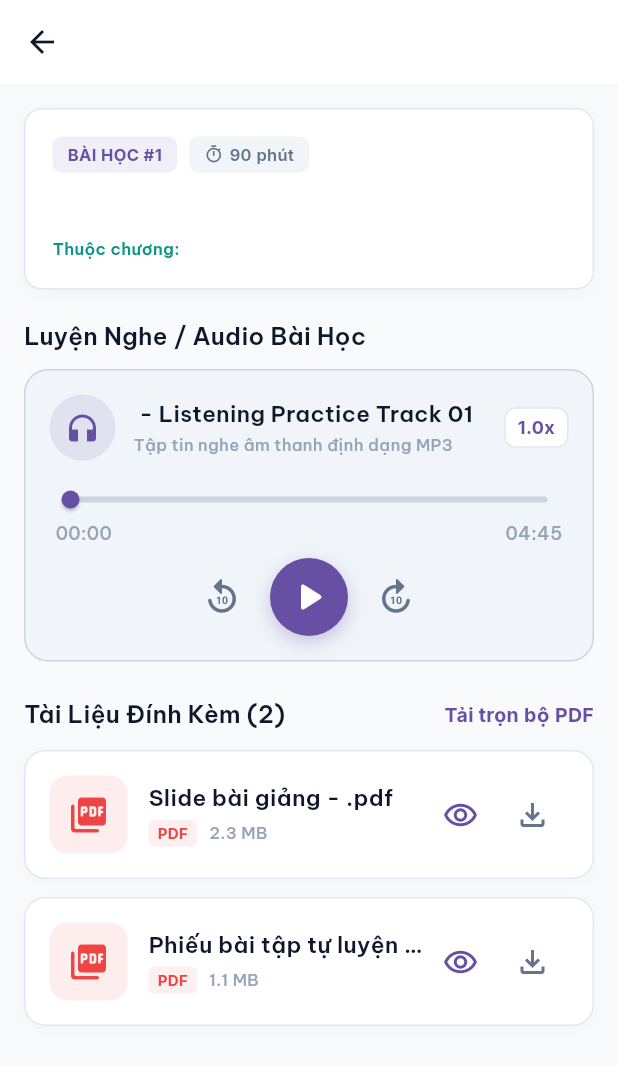
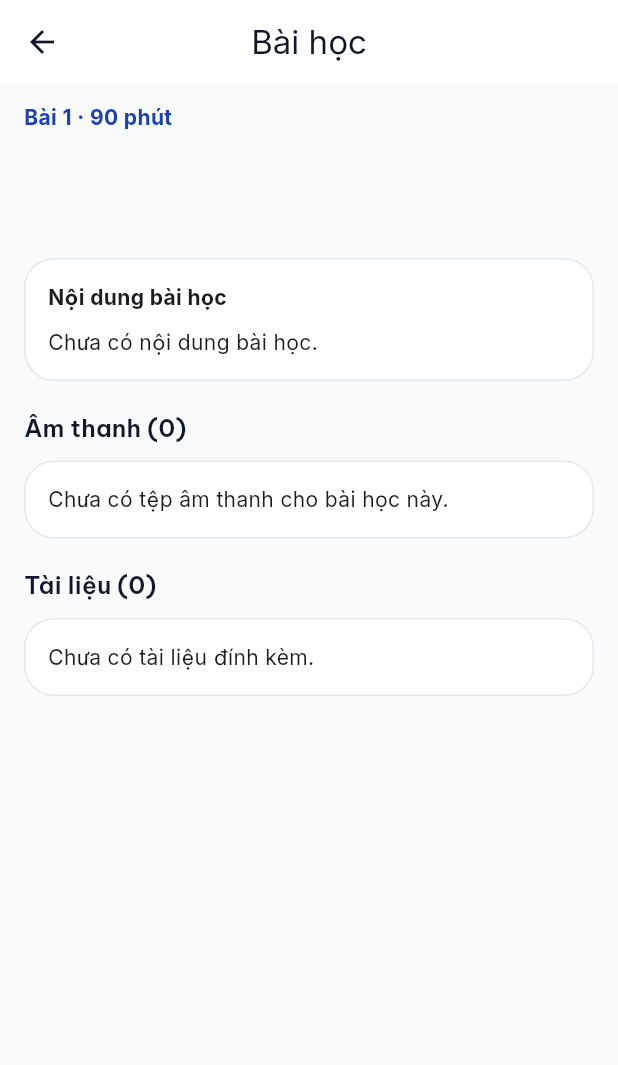
Before and after one commit to hung21102005/lms_trung_tam_ngoai_ngu, a Flutter app: the LessonDetailScreen screen opened directly with empty values, on a phone screen of 412 x 824 dp. Shown: the top 1065 px of the screen. Run offline on Flutter 3.47's test engine with Material 3 defaults, Android fonts, the phone set to English and light mode, and no system bars; our stand-ins replace audioplayers, dio, equatable, file_picker, firebase_core, fl_chart and 7 more; missing offline and left inert: record; accounts and stored records are empty; network calls fail.

Commit message:
feat(adaptive): add mobile lesson detail

```diff
--- a/lib/features/courses/presentation/screens/lesson_detail_screen.dart
+++ b/lib/features/courses/presentation/screens/lesson_detail_screen.dart
@@ -1,7 +1,10 @@
 import 'package:flutter/material.dart';
+
+import '../../../../core/adaptive/adaptive_layout.dart';
 import '../../../../core/theme/app_colors.dart';
 import '../../../../core/theme/app_text_styles.dart';
 import '../../../../shared/widgets/app_card.dart';
+import '../../../../shared/widgets/mobile/mobile_ui.dart';
 import '../../data/models/course_model.dart';
 import '../widgets/audio_player_widget.dart';
 import '../widgets/document_viewer_widget.dart';
@@ -23,15 +26,32 @@ class LessonDetailScreen extends StatelessWidget {
 
     // Separate materials into audio and document/slides
     final audioMaterials = lesson.materials
-        .where((m) => m.fileType == 'AUDIO' || m.title.toLowerCase().contains('audio') || m.fileUrl.endsWith('.mp3'))
+        .where(
+          (m) =>
+              m.fileType == 'AUDIO' ||
+              m.title.toLowerCase().contains('audio') ||
+              m.fileUrl.endsWith('.mp3'),
+        )
         .toList();
 
     final docMaterials = lesson.materials
-        .where((m) => m.fileType != 'AUDIO' && !m.title.toLowerCase().contains('audio') && !m.fileUrl.endsWith('.mp3'))
+        .where(
+          (m) =>
+              m.fileType != 'AUDIO' &&
+              !m.title.toLowerCase().contains('audio') &&
+              !m.fileUrl.endsWith('.mp3'),
+        )
         .toList();
 
+    if (AdaptiveBreakpoints.fromWidth(MediaQuery.sizeOf(context).width) ==
+        AdaptiveSize.mobile) {
+      return _buildMobile(context, audioMaterials, docMaterials);
+    }
+
     return Scaffold(
-      backgroundColor: isDark ? AppColors.backgroundDark : AppColors.backgroundLight,
+      backgroundColor: isDark
+          ? AppColors.backgroundDark
+          : AppColors.backgroundLight,
       appBar: AppBar(
         title: Text(lesson.title),
         elevation: 0,
@@ -50,7 +70,10 @@ class LessonDetailScreen extends StatelessWidget {
                 Row(
                   children: [
                     Container(
-                      padding: const EdgeInsets.symmetric(horizontal: 10, vertical: 4),
+                      padding: const EdgeInsets.symmetric(
+                        horizontal: 10,
+                        vertical: 4,
+                      ),
                       decoration: BoxDecoration(
                         color: primaryColor.withAlpha(25),
                         borderRadius: BorderRadius.circular(6),
@@ -66,9 +89,14 @@ class LessonDetailScreen extends StatelessWidget {
                     ),
                     const SizedBox(width: 8),
                     Container(
-                      padding: const EdgeInsets.symmetric(horizontal: 10, vertical: 4),
+                      padding: const EdgeInsets.symmetric(
+                        horizontal: 10,
+                        vertical: 4,
+                      ),
                       decoration: BoxDecoration(
-                        color: isDark ? const Color(0xFF334155) : const Color(0xFFF1F5F9),
+                        color: isDark
+                            ? const Color(0xFF334155)
+                            : const Color(0xFFF1F5F9),
                         borderRadius: BorderRadius.circular(6),
                       ),
                       child: Row(
@@ -76,7 +104,9 @@ class LessonDetailScreen extends StatelessWidget {
                           Icon(
                             Icons.timer_outlined,
                             size: 13,
-                            color: isDark ? Colors.white70 : AppColors.textSecondaryLight,
+                            color: isDark
+                                ? Colors.white70
+                                : AppColors.textSecondaryLight,
                           ),
                           const SizedBox(width: 4),
                           Text(
@@ -84,7 +114,9 @@ class LessonDetailScreen extends StatelessWidget {
                             style: TextStyle(
                               fontSize: 11,
                               fontWeight: FontWeight.w600,
-                              color: isDark ? Colors.white70 : AppColors.textSecondaryLight,
+                              color: isDark
+                                  ? Colors.white70
+                                  : AppColors.textSecondaryLight,
                             ),
                           ),
                         ],
@@ -123,7 +155,9 @@ class LessonDetailScreen extends StatelessWidget {
                     style: TextStyle(
                       fontSize: 13,
                       height: 1.5,
-                      color: isDark ? Colors.white70 : AppColors.textSecondaryLight,
+                      color: isDark
+                          ? Colors.white70
+                          : AppColors.textSecondaryLight,
                     ),
                   ),
                 ],
@@ -139,11 +173,7 @@ class LessonDetailScreen extends StatelessWidget {
           ),
           const SizedBox(height: 10),
           if (audioMaterials.isEmpty)
-            AudioPlayerWidget(
-              title: '${lesson.title} - Listening Practice Track 01',
-              audioUrl: 'https://example.com/audio/unit-track.mp3',
-              totalDuration: Duration(minutes: lesson.durationMinutes > 60 ? 4 : 2, seconds: 45),
-            )
+            const Text('Chưa có tệp âm thanh cho bài học này.')
           else
             ...audioMaterials.map(
               (mat) => Padding(
@@ -161,33 +191,15 @@ class LessonDetailScreen extends StatelessWidget {
             mainAxisAlignment: MainAxisAlignment.spaceBetween,
             children: [
               Text(
-                'Tài Liệu Đính Kèm (${docMaterials.isEmpty ? 2 : docMaterials.length})',
+                'Tài Liệu Đính Kèm (${docMaterials.length})',
                 style: AppTextStyles.h4(context).copyWith(fontSize: 16),
-              ),
-              Text(
-                'Tải trọn bộ PDF',
-                style: TextStyle(
-                  fontSize: 13,
-                  fontWeight: FontWeight.bold,
-                  color: primaryColor,
-                ),
               ),
             ],
           ),
           const SizedBox(height: 12),
-          if (docMaterials.isEmpty) ...[
-            DocumentViewerWidget(
-              title: 'Slide bài giảng - ${lesson.title}.pdf',
-              fileUrl: 'https://example.com/materials/slide.pdf',
-              fileSizeBytes: 2450000,
-            ),
-            const SizedBox(height: 12),
-            const DocumentViewerWidget(
-              title: 'Phiếu bài tập tự luyện & Handout.pdf',
-              fileUrl: 'https://example.com/materials/handout.pdf',
-              fileSizeBytes: 1200000,
-            ),
-          ] else
+          if (docMaterials.isEmpty)
+            const Text('Chưa có tài liệu đính kèm.')
+          else
             ...docMaterials.map(
               (mat) => Padding(
                 padding: const EdgeInsets.only(bottom: 12),
@@ -203,4 +215,95 @@ class LessonDetailScreen extends StatelessWidget {
       ),
     );
   }
+
+  Widget _buildMobile(
+    BuildContext context,
+    List<LessonMaterialModel> audioMaterials,
+    List<LessonMaterialModel> docMaterials,
+  ) {
+    return Scaffold(
+      appBar: AppBar(title: const Text('Bài học')),
+      body: SafeArea(
+        child: ListView(
+          key: const ValueKey('student-lesson-mobile'),
+          padding: const EdgeInsets.fromLTRB(16, 12, 16, 32),
+          children: [
+            Text(
+              'Bài ${lesson.order} · ${lesson.durationMinutes} phút',
+              style: const TextStyle(
+                color: AppColors.primary,
+                fontWeight: FontWeight.w700,
+              ),
+            ),
+            const SizedBox(height: 6),
+            Text(
+              lesson.title,
+              style: const TextStyle(fontSize: 24, fontWeight: FontWeight.w800),
+            ),
+            const SizedBox(height: 4),
+            Text(
+              moduleTitle,
+              style: const TextStyle(color: AppColors.neutral600),
+            ),
+            const SizedBox(height: MobileTokens.sectionGap),
+            MobileSectionCard(
+              child: Column(
+                crossAxisAlignment: CrossAxisAlignment.start,
+                children: [
+                  const Text(
+                    'Nội dung bài học',
+                    style: TextStyle(fontWeight: FontWeight.w700),
+                  ),
+                  const SizedBox(height: 10),
+                  Text(
+                    lesson.content?.trim().isNotEmpty == true
+                        ? lesson.content!
+                        : 'Chưa có nội dung bài học.',
+                  ),
+                ],
+              ),
+            ),
+            const SizedBox(height: 20),
+            Text(
+              'Âm thanh (${audioMaterials.length})',
+              style: AppTextStyles.h4(context),
+            ),
+            const SizedBox(height: 10),
+            if (audioMaterials.isEmpty)
+              const MobileSectionCard(
+                child: Text('Chưa có tệp âm thanh cho bài học này.'),
+              ),
+            for (final material in audioMaterials)
+              Padding(
+                padding: const EdgeInsets.only(bottom: 10),
+                child: AudioPlayerWidget(
+                  title: material.title,
+                  audioUrl: material.fileUrl,
+                ),
+              ),
+            const SizedBox(height: 20),
+            Text(
+              'Tài liệu (${docMaterials.length})',
+              style: AppTextStyles.h4(context),
+            ),
+            const SizedBox(height: 10),
+            if (docMaterials.isEmpty)
+              const MobileSectionCard(
+                child: Text('Chưa có tài liệu đính kèm.'),
+              ),
+            for (final material in docMaterials)
+              Padding(
+                padding: const EdgeInsets.only(bottom: 10),
+                child: DocumentViewerWidget(
+                  title: material.title,
+                  fileUrl: material.fileUrl,
+                  fileType: material.fileType,
+                  fileSizeBytes: material.fileSizeBytes,
+                ),
+              ),
+          ],
+        ),
+      ),
+    );
+  }
 }
```
Also changed, not shown: 2 other files.
